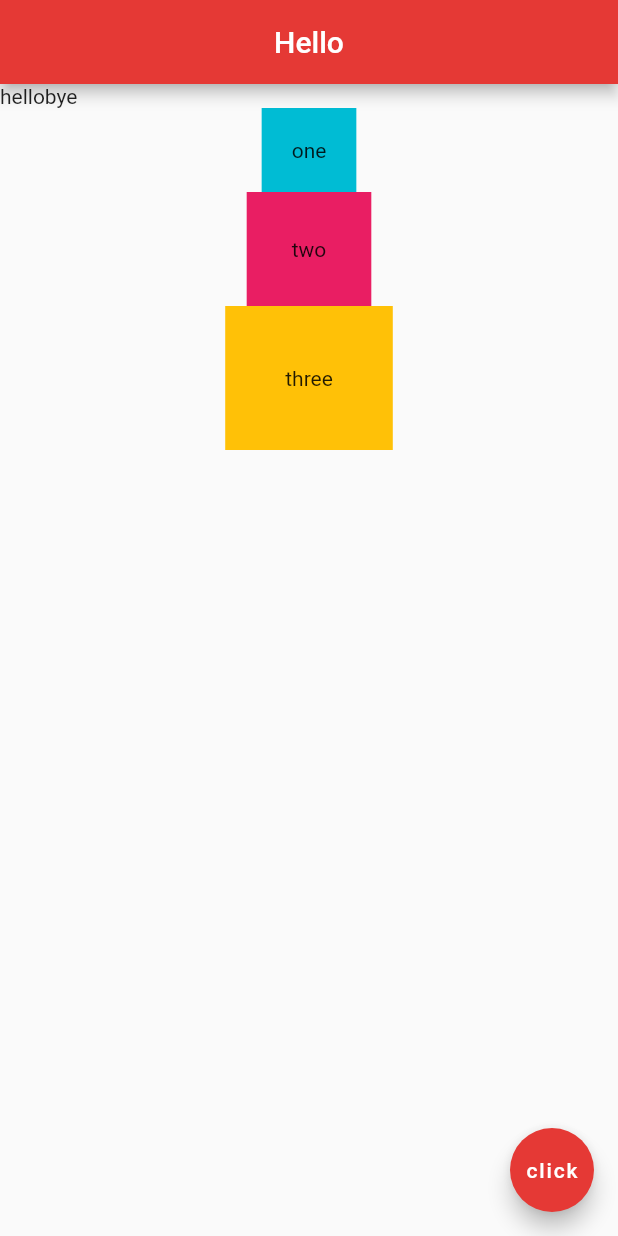
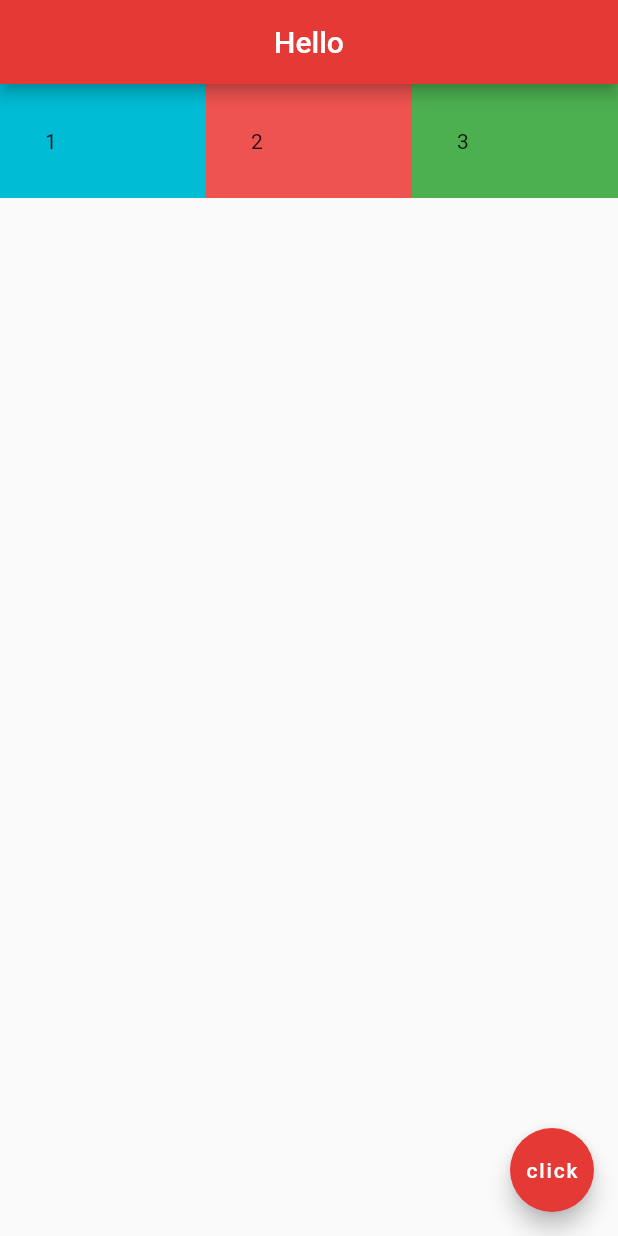
Before and after one commit to Noob-Dev-Official/flutter-tutorial, a Flutter app: the screen it shows after launch, on a phone screen of 412 x 824 dp. Run offline on Flutter 3.47's test engine with Material 2 defaults, Android fonts, the phone set to English and light mode, and no system bars.

Commit message:
making use of expanded widget which is like flexbox in css, which makes use of all the available spaces in a row

```diff
--- a/lib/main.dart
+++ b/lib/main.dart
@@ -17,32 +17,28 @@ class Home extends StatelessWidget {
           centerTitle: true,
           backgroundColor: Colors.red[600]
         ),
-      body: Column(
-
+      body: Row(
         children: [
-          Row(
-            children: [
-              Text('hello'),
-              Text('bye')
-            ],
+          Expanded(
+            child: Container(
+              padding: EdgeInsets.all(30),
+              color: Colors.cyan,
+              child: Text('1'),
+            ),
           ),
-          Container(
-            padding: EdgeInsets.all(20),
-            // margin: EdgeInsets.all(100),
-            color: Colors.cyan,
-            child: Text('one'),
+          Expanded(
+            child: Container(
+              padding: EdgeInsets.all(30),
+              color: Colors.red[400],
+              child: Text('2'),
+            ),
           ),
-         Container(
-            padding: EdgeInsets.all(30),
-            // margin: EdgeInsets.all(100),
-            color: Colors.pink,
-            child: Text('two'),
-          ),
-          Container(
-            padding: EdgeInsets.all(40),
-            // margin: EdgeInsets.all(100),
-            color: Colors.amber,
-            child: Text('three'),
+          Expanded(
+            child: Container(
+              padding: EdgeInsets.all(30),
+              color: Colors.green,
+              child: Text('3'),
+            ),
           ),
         ],
       ),
```
